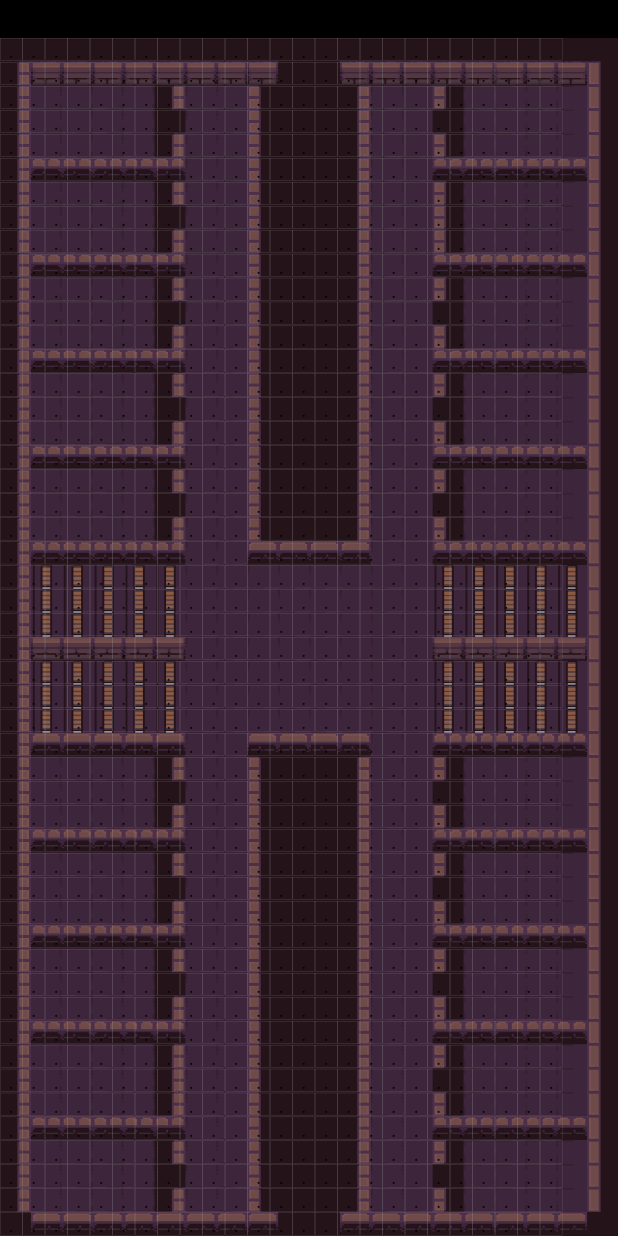
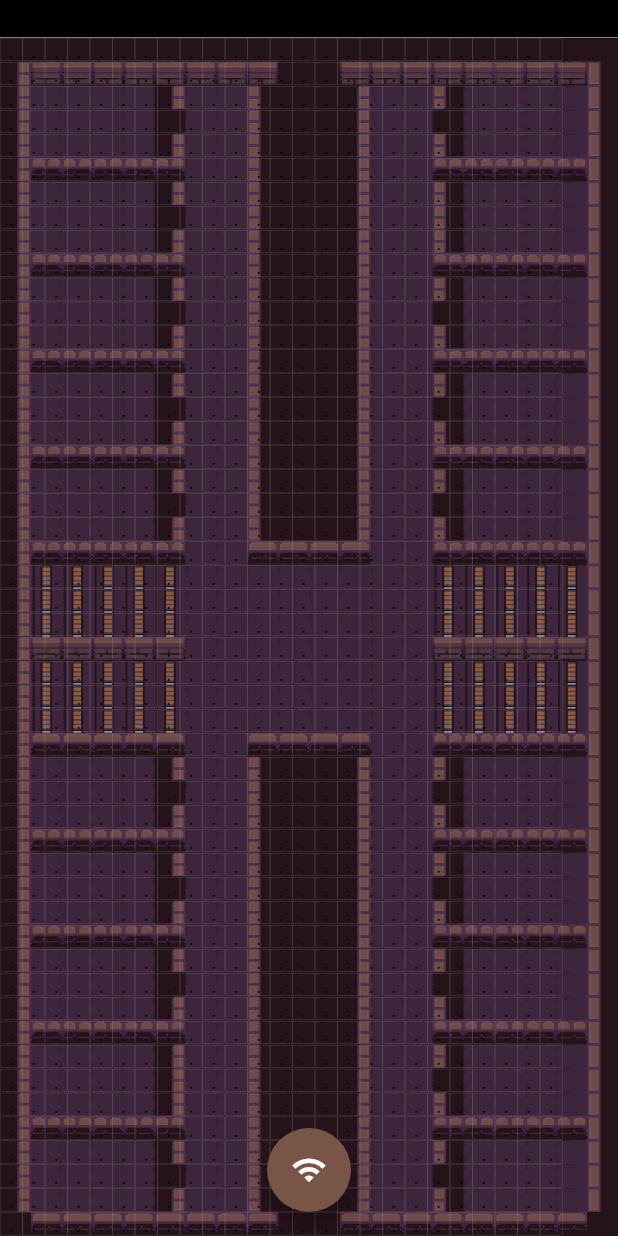
Before and after one commit to Smart-Walk/SmartWalk-mobile, a Flutter app: the screen it shows after launch, on a phone screen of 412 x 824 dp. Run offline on Flutter 3.47's test engine with Material 2 defaults, Android fonts, the light colour scheme and no system bars; missing offline and left inert: wifi_scan.

Commit message:
Adds learn functionality

```diff
--- a/lib/main.dart
+++ b/lib/main.dart
@@ -1,8 +1,14 @@
 import 'package:flutter/foundation.dart';
 import 'package:flutter/material.dart';
+import 'package:flutter/services.dart';
 import 'package:wifi_scan/wifi_scan.dart';
 
-void main() => runApp(MyApp());
+void main() {
+  WidgetsFlutterBinding.ensureInitialized();
+  SystemChrome.setPreferredOrientations(
+      [DeviceOrientation.portraitUp]);
+  runApp(MyApp());
+}
 
 class MyApp extends StatelessWidget {
   @override
@@ -31,6 +37,8 @@ class _GameGridState extends State<GameGrid> {
   final double cellSize = 15.0;
   int selectedGrid = -1;
   List<WiFiAccessPoint> accessPoints = <WiFiAccessPoint>[];
+  String selectedSSID = "";
+  int selectedSignal = 0;
 
   void kShowSnackBar(BuildContext context, String message) {
     if (kDebugMode) print(message);
@@ -62,25 +70,51 @@ class _GameGridState extends State<GameGrid> {
     return true;
   }
 
-
   Future<void> _getScannedResults(BuildContext context) async {
     if (await _canGetScannedResults(context)) {
       final results = await WiFiScan.instance.getScannedResults();
-      print(results[0].bssid);
+      final amritaConnectAccessPoints = results.where((ap) => ap.ssid == "AMRITA-Connect").toList();
+
+      final jsonData = {
+        "location": selectedGrid,
+        "access_points": {
+          for (int i = 0; i < amritaConnectAccessPoints.length; i++)
+            '${amritaConnectAccessPoints[i].ssid} ${amritaConnectAccessPoints[i].bssid}': amritaConnectAccessPoints[i].level,
+        }
+      };
+
+      showPopup(jsonData);
       setState(() => accessPoints = results);
     }
   }
 
-  @override
-  void initState() {
-    super.initState();
+  void showPopup(Map<String, Object>  data) {
+    showDialog(
+      context: context,
+      builder: (BuildContext context) {
+        return AlertDialog(
+          title: Text("WiFi Information"),
+          content: Text("Wifi data: \n$data"),
+          actions: [
+            TextButton(
+              onPressed: () {
+                Navigator.of(context).pop();
+              },
+              child: Text("Close"),
+            ),
+          ],
+        );
+      },
+    );
   }
 
   @override
   Widget build(BuildContext context) {
-    return InteractiveViewer(
-      child: Scaffold(
-        body: Container(
+    return Scaffold(
+      body: Stack(
+        children: [
+          InteractiveViewer(
+            child: Container(
               decoration: BoxDecoration(
                 image: DecorationImage(
                   image: AssetImage("assets/images/hostel.png"),
@@ -101,8 +135,6 @@ class _GameGridState extends State<GameGrid> {
                               setState(() {
                                 if (selectedGrid != gridNumber) {
                                   selectedGrid = gridNumber;
-                              _startScan(context);
-                              _getScannedResults(context);
                                 } else {
                                   // If the same grid is tapped again, deselect it.
                                   selectedGrid = -1;
@@ -118,13 +150,12 @@ class _GameGridState extends State<GameGrid> {
                                     color: Colors.grey,
                                     width: 0.1,
                                   ),
-                              color:
-                              selectedGrid == gridNumber ? Colors.green : null,
+                                  color: selectedGrid == gridNumber
+                                      ? Colors.green
+                                      : null,
                                 ),
                                 child: Center(
-                              child: Text(
-                                ".",
-                              ),
+                                  child: Text("."),
                                 ),
                               ),
                             ),
@@ -137,6 +168,22 @@ class _GameGridState extends State<GameGrid> {
               ),
             ),
           ),
+          Align(
+            alignment: Alignment.bottomCenter,
+            child: Padding(
+              padding: const EdgeInsets.only(bottom: 16.0),
+              child: FloatingActionButton(
+                backgroundColor: Colors.brown,
+                onPressed: () {
+                  _startScan(context);
+                  _getScannedResults(context);
+                },
+                child: Icon(Icons.wifi),
+              ),
+            ),
+          ),
+        ],
+      ),
     );
   }
 }
```
Lines whose indentation alone changed are shown as unchanged.
